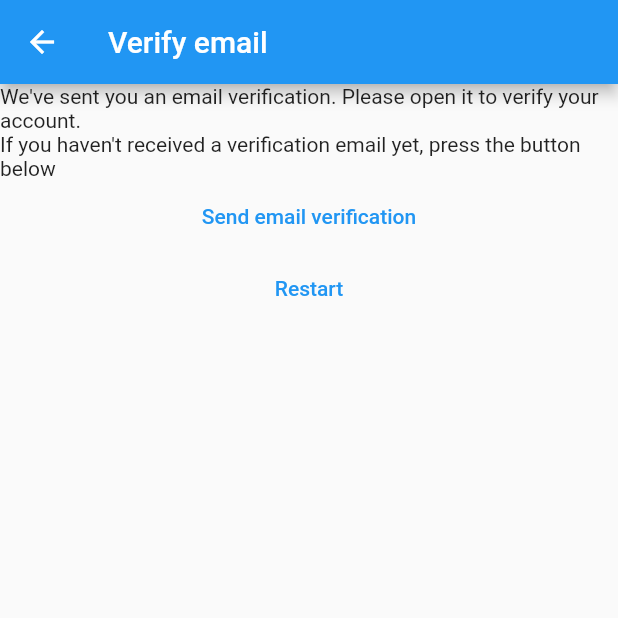
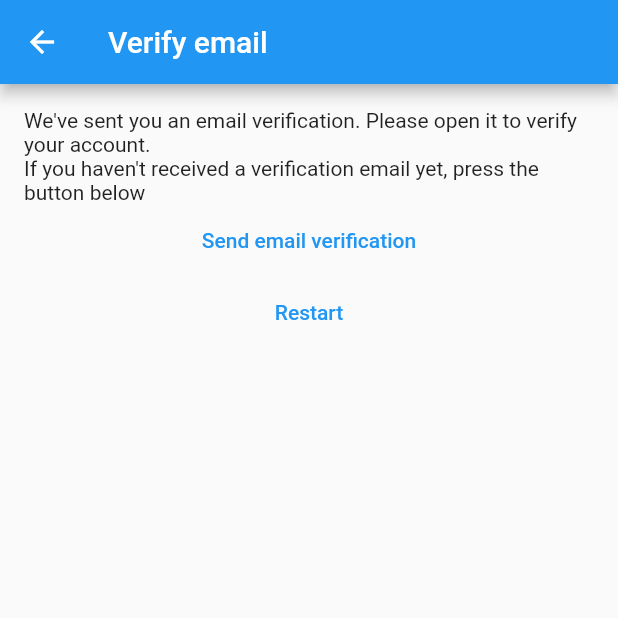
Before and after one commit to BenGeorgeNetto/mynotes, a Flutter app: the VerifyEmailView screen opened directly, on a phone screen of 412 x 824 dp, the top half of it. Run offline on Flutter 3.47's test engine with Material 2 defaults, Android fonts, the phone set to English and light mode, and no system bars; our stand-ins replace bloc, cloud_firestore, equatable, firebase_auth, firebase_core, flutter_bloc and 1 more; accounts and stored records are empty; network calls fail.

Commit message:
add padding and scroll

```diff
--- a/lib/views/forgot_password_view.dart
+++ b/lib/views/forgot_password_view.dart
@@ -47,7 +47,8 @@ class _ForgotPasswordViewState extends State<ForgotPasswordView> {
         appBar: AppBar(
           title: const Text('Forgot Password'),
         ),
-        body: Padding(
+        body: SingleChildScrollView(
+          child: Padding(
             padding: const EdgeInsets.all(16.0),
             child: Column(
               children: [
@@ -81,6 +82,7 @@ class _ForgotPasswordViewState extends State<ForgotPasswordView> {
             ),
           ),
         ),
+      ),
     );
   }
 }
--- a/lib/views/login_view.dart
+++ b/lib/views/login_view.dart
@@ -50,7 +50,8 @@ class _LoginViewState extends State<LoginView> {
         appBar: AppBar(
           title: const Text('Login'),
         ),
-        body: Padding(
+        body: SingleChildScrollView(
+          child: Padding(
             padding: const EdgeInsets.all(16.0),
             child: Column(
               children: [
@@ -105,6 +106,7 @@ class _LoginViewState extends State<LoginView> {
             ),
           ),
         ),
+      ),
     );
   }
 }
--- a/lib/views/notes/create_update_note_view.dart
+++ b/lib/views/notes/create_update_note_view.dart
@@ -108,7 +108,9 @@ class _CreateUpdateNoteViewState extends State<CreateUpdateNoteView> {
           ),
         ],
       ),
-      body: FutureBuilder(
+      body: Padding(
+        padding: const EdgeInsets.all(16.0),
+        child: FutureBuilder(
           future: createOrGetExistingNote(context),
           builder: (context, snapshot) {
             switch (snapshot.connectionState) {
@@ -127,6 +129,7 @@ class _CreateUpdateNoteViewState extends State<CreateUpdateNoteView> {
             }
           },
         ),
+      ),
     );
   }
 }
--- a/lib/views/register_view.dart
+++ b/lib/views/register_view.dart
@@ -51,7 +51,8 @@ class _RegisterViewState extends State<RegisterView> {
         appBar: AppBar(
           title: const Text('Register'),
         ),
-        body: Padding(
+        body: SingleChildScrollView(
+          child: Padding(
             padding: const EdgeInsets.all(16.0),
             child: Column(
               crossAxisAlignment: CrossAxisAlignment.start,
@@ -106,6 +107,7 @@ class _RegisterViewState extends State<RegisterView> {
             ),
           ),
         ),
+      ),
     );
   }
 }
--- a/lib/views/verify_email_view.dart
+++ b/lib/views/verify_email_view.dart
@@ -17,7 +17,10 @@ class _VerifyEmailViewState extends State<VerifyEmailView> {
       appBar: AppBar(
         title: const Text('Verify email'),
       ),
-      body: Column(
+      body: SingleChildScrollView(
+        child: Padding(
+          padding: const EdgeInsets.all(16.0),
+          child: Column(
             children: [
               const Text(
                   "We've sent you an email verification. Please open it to verify your account."),
@@ -41,6 +44,8 @@ class _VerifyEmailViewState extends State<VerifyEmailView> {
               )
             ],
           ),
+        ),
+      ),
     );
   }
 }
```
Lines whose indentation alone changed are shown as unchanged.
